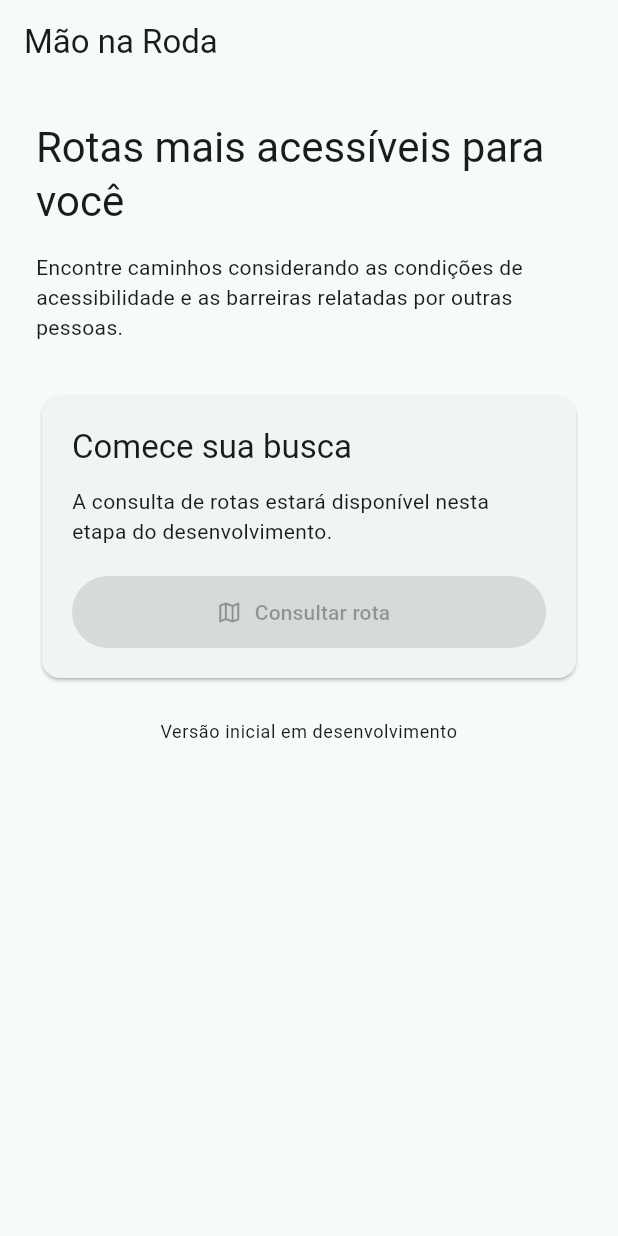
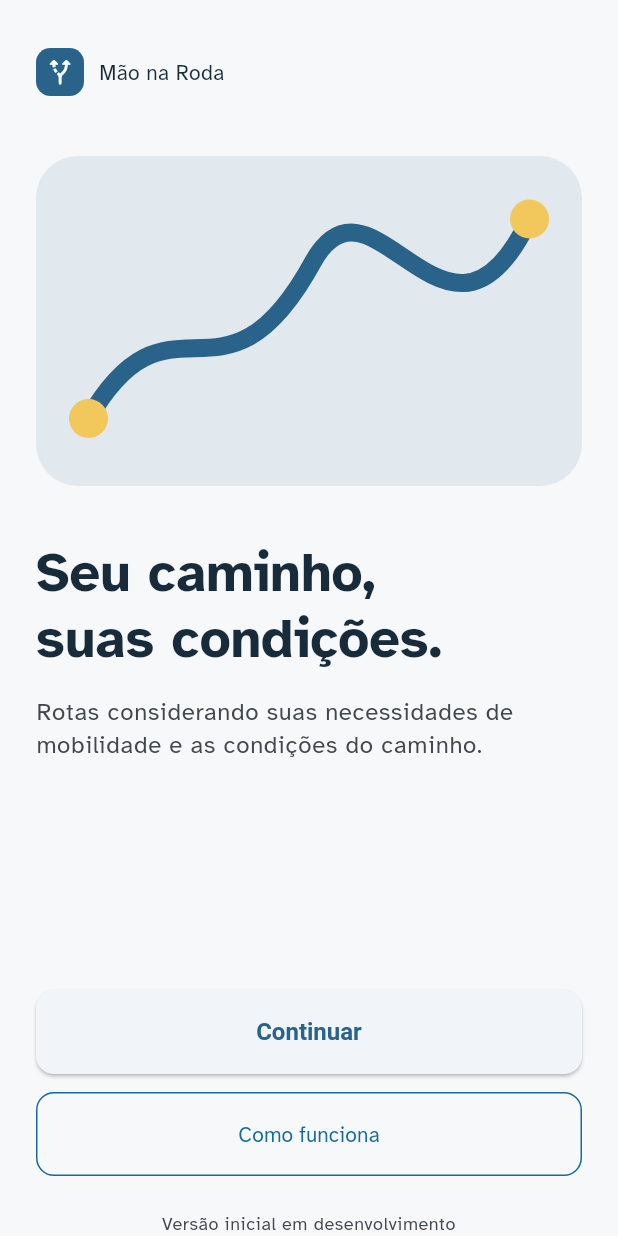
Before and after one commit to boregs/mao-na-roda, a Flutter app: the screen it shows after launch, on a phone screen of 412 x 824 dp. Run offline on Flutter 3.47's test engine with Material 3 defaults, Android fonts, the light colour scheme and no system bars; our stand-ins replace shared_preferences.

Commit message:
feat(): prototipo de tela de onboarding

```diff
--- a/apps/mobile/lib/app.dart
+++ b/apps/mobile/lib/app.dart
@@ -3,6 +3,8 @@ import 'package:flutter_localizations/flutter_localizations.dart';
 
 import 'app_theme.dart';
 import 'features/home/home_screen.dart';
+import 'features/onboarding/onboarding_screen.dart';
+import 'features/onboarding/onboarding_store.dart';
 
 class MaoNaRodaApp extends StatelessWidget {
   const MaoNaRodaApp({super.key});
@@ -12,14 +14,41 @@ class MaoNaRodaApp extends StatelessWidget {
     return MaterialApp(
       title: 'Mão na Roda',
       debugShowCheckedModeBanner: false,
-      theme: buildAppTheme(),
+       theme: buildAppTheme(),
+       darkTheme: buildAppTheme(brightness: Brightness.dark),
+       themeMode: ThemeMode.system,
       localizationsDelegates: const [
         GlobalMaterialLocalizations.delegate,
         GlobalCupertinoLocalizations.delegate,
         GlobalWidgetsLocalizations.delegate,
       ],
       supportedLocales: const [Locale('pt', 'BR')],
-      home: const HomeScreen(),
+       home: const _StartupGate(),
     );
   }
 }
+
+class _StartupGate extends StatefulWidget {
+  const _StartupGate();
+  @override
+  State<_StartupGate> createState() => _StartupGateState();
+}
+
+class _StartupGateState extends State<_StartupGate> {
+  late final Future<bool> _completed = OnboardingStore()
+      .isCompleted()
+      .timeout(const Duration(seconds: 2), onTimeout: () => false);
+
+  @override
+  Widget build(BuildContext context) => FutureBuilder<bool>(
+        future: _completed,
+        builder: (context, snapshot) {
+          if (!snapshot.hasData) {
+            return const Scaffold(body: Center(child: CircularProgressIndicator()));
+          }
+          return snapshot.data! ? const HomeScreen() : OnboardingScreen(onComplete: _showHome);
+        },
+      );
+
+  void _showHome() => Navigator.of(context).pushReplacement(MaterialPageRoute<void>(builder: (_) => const HomeScreen()));
+}
--- a/apps/mobile/lib/app_theme.dart
+++ b/apps/mobile/lib/app_theme.dart
@@ -1,18 +1,54 @@
 import 'package:flutter/material.dart';
 
-ThemeData buildAppTheme() {
-  const seedColor = Color(0xFF006B5B);
-  final scheme = ColorScheme.fromSeed(seedColor: seedColor);
+// Ocean + sunlight brand palette. Keep status colors separate from the
+// primary blue so route selection is never confused with barrier severity.
+const _ocean = Color(0xFF176B9B);
+const _paper = Color(0xFFF6F8FA);
+const _ink = Color(0xFF172B3A);
+
+ThemeData buildAppTheme({Brightness brightness = Brightness.light}) {
+  final scheme = ColorScheme.fromSeed(
+    seedColor: _ocean,
+    brightness: brightness,
+    surface: brightness == Brightness.light ? _paper : const Color(0xFF101B26),
+  );
+  final text = ThemeData(brightness: brightness).textTheme.apply(
+        fontFamily: 'Atkinson Hyperlegible',
+        bodyColor: brightness == Brightness.light ? _ink : const Color(0xFFE7EFF6),
+        displayColor: brightness == Brightness.light ? _ink : const Color(0xFFE7EFF6),
+      );
 
   return ThemeData(
     colorScheme: scheme,
     useMaterial3: true,
+    fontFamily: 'Atkinson Hyperlegible',
+    textTheme: text,
     scaffoldBackgroundColor: scheme.surface,
-    inputDecorationTheme: const InputDecorationTheme(
-      border: OutlineInputBorder(),
+    appBarTheme: const AppBarTheme(centerTitle: false, elevation: 0),
+    inputDecorationTheme: InputDecorationTheme(
+      filled: true,
+      fillColor: brightness == Brightness.light ? Colors.white : const Color(0xFF172635),
+      border: OutlineInputBorder(borderRadius: BorderRadius.circular(12)),
     ),
     elevatedButtonTheme: ElevatedButtonThemeData(
-      style: ElevatedButton.styleFrom(minimumSize: const Size.fromHeight(48)),
+      style: ElevatedButton.styleFrom(
+        minimumSize: const Size.fromHeight(56),
+        shape: RoundedRectangleBorder(borderRadius: BorderRadius.circular(12)),
+        textStyle: const TextStyle(fontWeight: FontWeight.w700, fontSize: 16),
+      ),
+    ),
+    outlinedButtonTheme: OutlinedButtonThemeData(
+      style: OutlinedButton.styleFrom(
+        minimumSize: const Size.fromHeight(56),
+        foregroundColor: brightness == Brightness.light ? _ocean : const Color(0xFF8AC8EF),
+        side: BorderSide(color: brightness == Brightness.light ? _ocean : const Color(0xFF8AC8EF)),
+        shape: RoundedRectangleBorder(borderRadius: BorderRadius.circular(12)),
+      ),
+    ),
+    cardTheme: CardThemeData(
+      elevation: 0,
+      color: brightness == Brightness.light ? Colors.white : const Color(0xFF172635),
+      shape: RoundedRectangleBorder(borderRadius: BorderRadius.circular(16)),
     ),
   );
 }
--- /dev/null
+++ b/apps/mobile/lib/design_system/brand_mark.dart
@@ -0,0 +1,8 @@
+import 'package:flutter/material.dart';
+
+class BrandMark extends StatelessWidget {
+  const BrandMark({super.key, this.size = 32});
+  final double size;
+  @override
+  Widget build(BuildContext context) => Semantics(label: 'Mão na Roda', image: true, child: Container(width: size, height: size, decoration: BoxDecoration(color: Theme.of(context).colorScheme.primary, borderRadius: BorderRadius.circular(size * .3)), child: Icon(Icons.alt_route_rounded, color: Theme.of(context).colorScheme.onPrimary, size: size * .62)));
+}
--- /dev/null
+++ b/apps/mobile/lib/features/onboarding/onboarding_screen.dart
@@ -0,0 +1,84 @@
+import 'package:flutter/material.dart';
+
+import '../../design_system/brand_mark.dart';
+import 'how_it_works_sheet.dart';
+import 'onboarding_store.dart';
+
+class OnboardingScreen extends StatelessWidget {
+  const OnboardingScreen({super.key, required this.onComplete});
+
+  final VoidCallback onComplete;
+
+  Future<void> _continue() async {
+    await OnboardingStore().complete();
+    onComplete();
+  }
+
+  @override
+  Widget build(BuildContext context) {
+    final theme = Theme.of(context);
+    return Scaffold(
+      body: SafeArea(
+        child: CustomScrollView(
+          slivers: [
+            SliverPadding(
+              padding: const EdgeInsets.fromLTRB(24, 32, 24, 24),
+              sliver: SliverFillRemaining(
+                hasScrollBody: false,
+                child: Column(
+              crossAxisAlignment: CrossAxisAlignment.stretch,
+              children: [
+                const Row(children: [BrandMark(), SizedBox(width: 10), Text('Mão na Roda')]),
+                const SizedBox(height: 40),
+                Semantics(
+                  label: 'Ilustração de uma rota acessível',
+                  child: _PathIllustration(color: theme.colorScheme.primary),
+                ),
+                const SizedBox(height: 36),
+                Text('Seu caminho,\nsuas condições.', style: theme.textTheme.displaySmall?.copyWith(fontWeight: FontWeight.w700)),
+                const SizedBox(height: 16),
+                Text('Rotas considerando suas necessidades de mobilidade e as condições do caminho.', style: theme.textTheme.bodyLarge?.copyWith(color: theme.colorScheme.onSurfaceVariant, height: 1.4)),
+                const Spacer(),
+                const SizedBox(height: 32),
+                ElevatedButton(onPressed: _continue, child: const Text('Continuar')),
+                const SizedBox(height: 12),
+                OutlinedButton(onPressed: () => showHowItWorks(context), child: const Text('Como funciona')),
+                const SizedBox(height: 24),
+                Text('Versão inicial em desenvolvimento', textAlign: TextAlign.center, style: theme.textTheme.bodySmall?.copyWith(color: theme.colorScheme.onSurfaceVariant)),
+              ],
+            ),
+              ),
+            ),
+          ],
+        ),
+      ),
+    );
+  }
+}
+
+class _PathIllustration extends StatelessWidget {
+  const _PathIllustration({required this.color});
+  final Color color;
+  @override
+  Widget build(BuildContext context) => Container(
+        height: 220,
+        decoration: BoxDecoration(color: color.withOpacity(.1), borderRadius: BorderRadius.circular(28)),
+        child: CustomPaint(painter: _PathPainter(color)),
+      );
+}
+
+class _PathPainter extends CustomPainter {
+  const _PathPainter(this.color);
+  final Color color;
+  @override
+  void paint(Canvas canvas, Size size) {
+    final path = Path()..moveTo(35, size.height - 45)..cubicTo(90, 80, 125, 180, 185, 70)..cubicTo(225, 0, 275, 155, size.width - 35, 42);
+    final paint = Paint()..color = color..style = PaintingStyle.stroke..strokeWidth = 12..strokeCap = StrokeCap.round;
+    canvas.drawPath(path, paint);
+    final dot = Paint()..color = const Color(0xFFF2C75C);
+    canvas.drawCircle(const Offset(35, 175), 13, dot);
+    canvas.drawCircle(Offset(size.width - 35, 42), 13, dot);
+  }
+  @override
+  bool shouldRepaint(covariant _PathPainter oldDelegate) => oldDelegate.color != color;
+}
```
Also changed, not shown: apps/mobile/lib/features/home/home_screen.dart (+8 -0 lines), apps/mobile/lib/features/onboarding/how_it_works_sheet.dart (added, +34 -0 lines), apps/mobile/lib/features/onboarding/onboarding_store.dart (added, +21 -0 lines), apps/mobile/pubspec.yaml (+12 -0 lines), apps/mobile/lib/assets/fonts/AtkinsonHyperlegible-Bold.ttf (added), apps/mobile/lib/assets/fonts/AtkinsonHyperlegible-Regular.ttf (added), apps/mobile/pubspec.lock, 2 other files.
